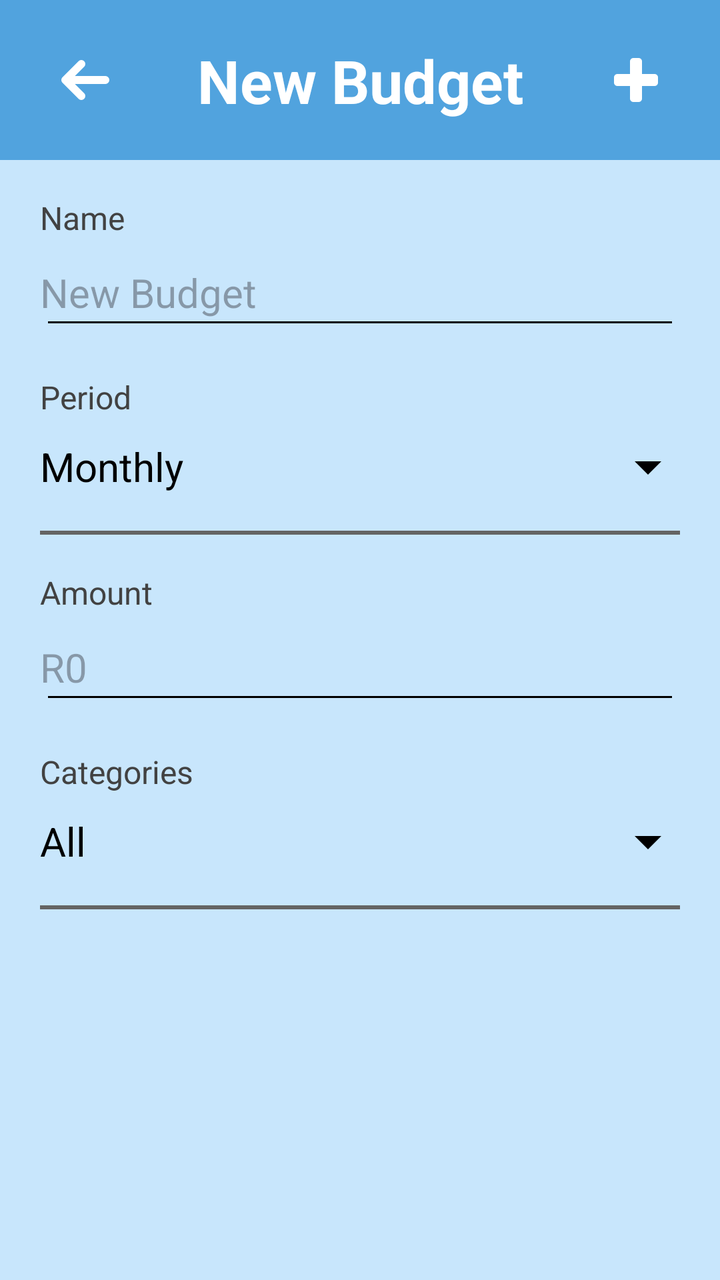
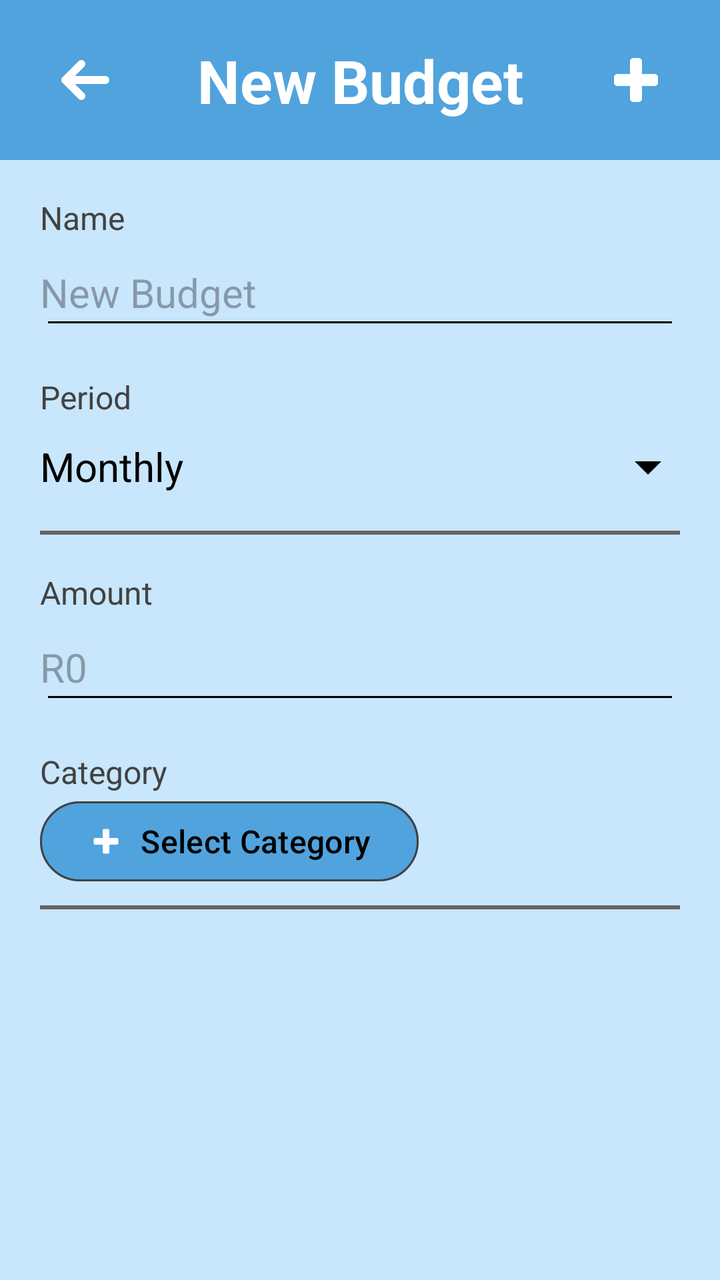

Two renders of the same Android screen: before a commit and after it. Below are the layout's source before the change and the commit's diff.
<!-- AndroidManifest.xml: application theme Theme.BudgieApp -->
<!-- res/layout/activity_add_budget.xml -->
<?xml version="1.0" encoding="utf-8"?>
<androidx.constraintlayout.widget.ConstraintLayout xmlns:android="http://schemas.android.com/apk/res/android"
    xmlns:app="http://schemas.android.com/apk/res-auto"
    xmlns:tools="http://schemas.android.com/tools"
    android:id="@+id/main"
    android:layout_width="match_parent"
    android:layout_height="match_parent"
    android:background="@color/background_blue"
    tools:context=".AddBudgetActivity">

    
    <androidx.constraintlayout.widget.ConstraintLayout
        android:id="@+id/header"
        android:layout_width="0dp"
        android:layout_height="80dp"
        android:background="@color/background_header"
        android:paddingHorizontal="10dp"

        app:layout_constraintEnd_toEndOf="parent"
        app:layout_constraintStart_toStartOf="parent"
        app:layout_constraintTop_toTopOf="parent">

        <ImageButton
            android:id="@+id/btnBack"
            android:layout_width="64dp"
            android:layout_height="64dp"
            android:background="@android:color/transparent"
            app:layout_constraintBottom_toBottomOf="parent"
            app:layout_constraintStart_toStartOf="parent"
            app:layout_constraintTop_toTopOf="parent"

            app:tint="@color/white"
            tools:layout_editor_absoluteX="16dp"
            app:srcCompat="@drawable/baseline_arrow_back_24" />

        <TextView
            android:id="@+id/txtHeader"
            android:layout_width="wrap_content"
            android:layout_height="wrap_content"
            android:text="New Budget"
            android:textColor="@color/white"
            android:textSize="30sp"
            android:textStyle="bold"

            app:layout_constraintBottom_toBottomOf="parent"
            app:layout_constraintEnd_toEndOf="parent"
            app:layout_constraintStart_toStartOf="parent"
            app:layout_constraintTop_toTopOf="parent" />

        <ImageButton
            android:id="@+id/btnConfirm"
            android:layout_width="64dp"
            android:layout_height="64dp"
            android:background="@android:color/transparent"

            app:layout_constraintBottom_toBottomOf="parent"
            app:layout_constraintEnd_toEndOf="parent"
            app:layout_constraintTop_toTopOf="parent"

            app:tint="@color/white"
            tools:layout_editor_absoluteX="16dp"
            app:srcCompat="@drawable/baseline_add_24" />

    </androidx.constraintlayout.widget.ConstraintLayout>
    

    
    <androidx.core.widget.NestedScrollView
        android:layout_width="0dp"
        android:layout_height="0dp"

        app:layout_constraintBottom_toBottomOf="parent"
        app:layout_constraintEnd_toEndOf="parent"
        app:layout_constraintStart_toStartOf="parent"
        app:layout_constraintTop_toBottomOf="@+id/header">

        <LinearLayout
            android:layout_width="match_parent"
            android:layout_height="wrap_content"
            android:orientation="vertical"
            android:paddingHorizontal="20dp">

            
            <TextView
                android:layout_width="wrap_content"
                android:layout_height="wrap_content"
                android:layout_marginTop="18dp"
                android:text="Name"
                android:textColor="@color/soft_black"
                android:textSize="16sp" />

            <EditText
                android:id="@+id/etxtName"
                android:layout_width="match_parent"
                android:layout_height="50dp"
                android:backgroundTint="@color/black"
                android:hint="New Budget"
                android:paddingStart="0dp"
                android:textSize="20sp" />

            
            <TextView
                android:layout_width="wrap_content"
                android:layout_height="wrap_content"
                android:text="Period"
                android:textColor="@color/soft_black"
                android:textSize="16sp"
                android:layout_marginTop="18dp"/>

            <TextView
                android:id="@+id/txtPeriod"
                android:layout_width="match_parent"
                android:layout_height="48dp"
                android:gravity="center_vertical"
                android:text="Monthly"
                android:textSize="20sp"
                app:drawableEndCompat="@drawable/baseline_arrow_drop_down_24"/>

            <View
                android:layout_width="match_parent"
                android:layout_height="2dp"
                android:layout_marginTop="8dp"
                android:background="@color/black_transparent" />

            
            <TextView
                android:layout_width="wrap_content"
                android:layout_height="wrap_content"
                android:layout_marginTop="18dp"
                android:text="Amount"
                android:textColor="@color/soft_black"
                android:textSize="16sp" />

            <EditText
                android:id="@+id/etxtAmount"
                android:layout_width="match_parent"
                android:layout_height="50dp"
                android:backgroundTint="@color/black"
                android:hint="R0"
                android:paddingStart="0dp"
                android:textSize="20sp" />

            
            <TextView
                android:layout_width="wrap_content"
                android:layout_height="wrap_content"
                android:layout_marginTop="18dp"
                android:text="Categories"
                android:textColor="@color/soft_black"
                android:textSize="16sp" />

            <TextView
                android:id="@+id/txtCategory"
                android:layout_width="match_parent"
                android:layout_height="48dp"
                android:gravity="center_vertical"
                android:text="All"
                android:textSize="20sp"
                app:drawableEndCompat="@drawable/baseline_arrow_drop_down_24"/>

            <View
                android:layout_width="match_parent"
                android:layout_height="2dp"
                android:layout_marginTop="8dp"
                android:background="@color/black_transparent" />


        </LinearLayout>

    </androidx.core.widget.NestedScrollView>
    

</androidx.constraintlayout.widget.ConstraintLayout>
<!-- resources referenced by this layout -->
<resources>
  <color name="background_blue">#9EA8DBFA</color>
  <color name="background_header">#51A3DE</color>
  <color name="black">#FF000000</color>
  <color name="black_transparent">#646464</color>
  <color name="soft_black">#424242</color>
  <color name="white">#FFFFFFFF</color>
  <!-- drawable baseline_add_24 (drawable) -->
  <vector xmlns:android="http://schemas.android.com/apk/res/android"
      android:width="32dp"
      android:height="32dp"
      android:tint="#FFFFFF"
      android:viewportWidth="24"
      android:viewportHeight="24">
  
      <path
          android:fillColor="@android:color/white"
          android:pathData="M19,13h-6v6h-2v-6H5v-2h6V5h2v6h6v2z"
          android:strokeColor="@android:color/white"
          android:strokeWidth="2.5"
          android:strokeLineCap="round"
          android:strokeLineJoin="round" />
  
  </vector>
  <!-- drawable baseline_arrow_back_24 (drawable) -->
  <vector xmlns:android="http://schemas.android.com/apk/res/android"
      android:width="32dp"
      android:height="32dp"
      android:viewportWidth="24"
      android:viewportHeight="24"
      android:autoMirrored="true">
  
      <path
          android:pathData="M20,12H5 M11,6L5,12L11,18"
          android:fillColor="@android:color/transparent"
          android:strokeColor="@android:color/white"
          android:strokeWidth="3"
          android:strokeLineCap="round"
          android:strokeLineJoin="round" />
  
  </vector>
  <!-- drawable baseline_arrow_drop_down_24 (drawable) -->
  <vector xmlns:android="http://schemas.android.com/apk/res/android"
      android:width="32dp"
      android:height="32dp"
      android:tint="@color/black"
      android:viewportWidth="24"
      android:viewportHeight="24">
  
      <path
          android:fillColor="@android:color/white"
          android:pathData="M7,10l5,5 5,-5z" />
  
  </vector>
  <style name="Theme.BudgieApp" parent="Base.Theme.BudgieApp" />
  <style name="Base.Theme.BudgieApp" parent="Theme.Material3.DayNight.NoActionBar">
          
          
          <item name="android:textColor">#000000</item>
      </style>
</resources>

<!-- the commit's change to res/layout/activity_add_budget.xml (unified diff, before → after) -->
@@ -145,18 +145,24 @@
                 android:layout_width="wrap_content"
                 android:layout_height="wrap_content"
                 android:layout_marginTop="18dp"
-                android:text="Categories"
+                android:text="Category"
                 android:textColor="@color/soft_black"
                 android:textSize="16sp" />
 
-            <TextView
-                android:id="@+id/txtCategory"
-                android:layout_width="match_parent"
+            <com.google.android.material.button.MaterialButton
+                android:id="@+id/btnChooseCategory"
+                android:layout_width="wrap_content"
                 android:layout_height="48dp"
-                android:gravity="center_vertical"
-                android:text="All"
-                android:textSize="20sp"
-                app:drawableEndCompat="@drawable/baseline_arrow_drop_down_24"/>
+                android:backgroundTint="@color/background_header"
+                android:text="Select Category"
+                android:textAllCaps="false"
+                android:textColor="@color/black"
+                android:textSize="16sp"
+                app:cornerRadius="20dp"
+                app:icon="@drawable/baseline_add_24"
+                app:iconGravity="textStart"
+                app:strokeColor="@color/soft_black"
+                app:strokeWidth="1dp" />
 
             <View
                 android:layout_width="match_parent"
